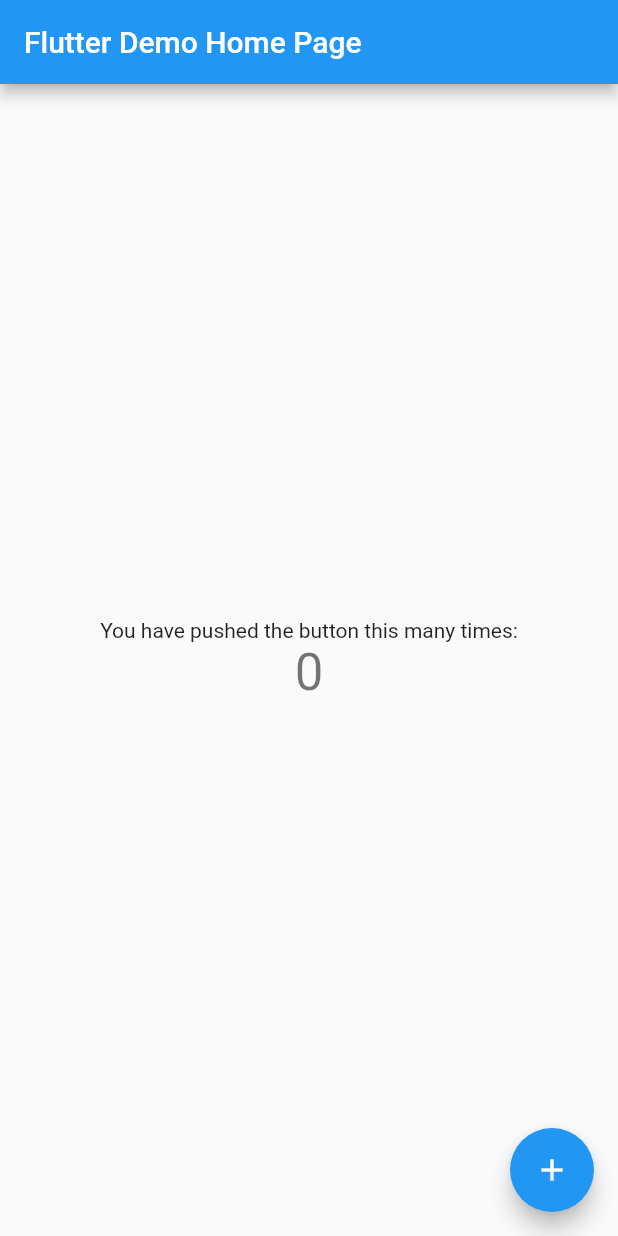
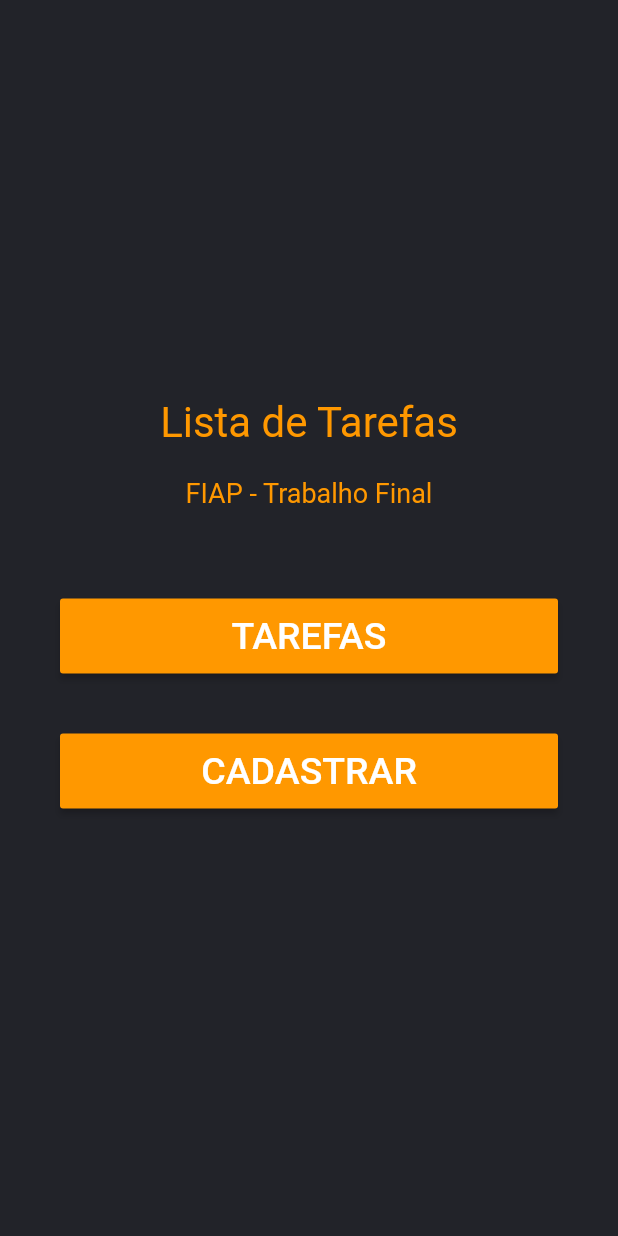
Before and after one commit to RogerPhilippe/fiap_trabalho_flutter, a Flutter app: the screen it shows after launch, on a phone screen of 412 x 824 dp. Run offline on Flutter 3.47's test engine with Material 2 defaults, Android fonts, the phone set to English and light mode, and no system bars.

Commit message:
Implementação tela menu.

```diff
--- /dev/null
+++ b/lib/helpers/Constants.dart
@@ -0,0 +1,7 @@
+import 'package:flutter/material.dart';
+
+// Strings
+const appTitle = "Fiap Trabalho Final";
+
+// Colors
+Color appDarkGreyColor = Color.fromRGBO(34, 35, 41, 1.0);
--- a/lib/main.dart
+++ b/lib/main.dart
@@ -1,117 +1,23 @@
 import 'package:flutter/material.dart';
+import 'package:flutter/rendering.dart';
+
+import 'helpers/Constants.dart';
+import 'screens/Home.dart';
 
 void main() {
-  runApp(MyApp());
+  debugPaintSizeEnabled = false;
+  runApp(_Main());
 }
 
-class MyApp extends StatelessWidget {
-  // This widget is the root of your application.
+class _Main extends StatelessWidget {
+
   @override
   Widget build(BuildContext context) {
     return MaterialApp(
-      title: 'Flutter Demo',
-      theme: ThemeData(
-        // This is the theme of your application.
-        //
-        // Try running your application with "flutter run". You'll see the
-        // application has a blue toolbar. Then, without quitting the app, try
-        // changing the primarySwatch below to Colors.green and then invoke
-        // "hot reload" (press "r" in the console where you ran "flutter run",
-        // or simply save your changes to "hot reload" in a Flutter IDE).
-        // Notice that the counter didn't reset back to zero; the application
-        // is not restarted.
-        primarySwatch: Colors.blue,
-        // This makes the visual density adapt to the platform that you run
-        // the app on. For desktop platforms, the controls will be smaller and
-        // closer together (more dense) than on mobile platforms.
-        visualDensity: VisualDensity.adaptivePlatformDensity,
-      ),
-      home: MyHomePage(title: 'Flutter Demo Home Page'),
+      title: appTitle,
+      theme: ThemeData.dark(),
+      home: Home(),
     );
   }
+
 }
-
-class MyHomePage extends StatefulWidget {
-  MyHomePage({Key key, this.title}) : super(key: key);
-
-  // This widget is the home page of your application. It is stateful, meaning
-  // that it has a State object (defined below) that contains fields that affect
-  // how it looks.
-
-  // This class is the configuration for the state. It holds the values (in this
-  // case the title) provided by the parent (in this case the App widget) and
-  // used by the build method of the State. Fields in a Widget subclass are
-  // always marked "final".
-
-  final String title;
-
-  @override
-  _MyHomePageState createState() => _MyHomePageState();
-}
-
-class _MyHomePageState extends State<MyHomePage> {
-  int _counter = 0;
-
-  void _incrementCounter() {
-    setState(() {
-      // This call to setState tells the Flutter framework that something has
-      // changed in this State, which causes it to rerun the build method below
-      // so that the display can reflect the updated values. If we changed
-      // _counter without calling setState(), then the build method would not be
-      // called again, and so nothing would appear to happen.
-      _counter++;
-    });
-  }
-
-  @override
-  Widget build(BuildContext context) {
-    // This method is rerun every time setState is called, for instance as done
-    // by the _incrementCounter method above.
-    //
-    // The Flutter framework has been optimized to make rerunning build methods
-    // fast, so that you can just rebuild anything that needs updating rather
-    // than having to individually change instances of widgets.
-    return Scaffold(
-      appBar: AppBar(
-        // Here we take the value from the MyHomePage object that was created by
-        // the App.build method, and use it to set our appbar title.
-        title: Text(widget.title),
-      ),
-      body: Center(
-        // Center is a layout widget. It takes a single child and positions it
-        // in the middle of the parent.
-        child: Column(
-          // Column is also a layout widget. It takes a list of children and
-          // arranges them vertically. By default, it sizes itself to fit its
-          // children horizontally, and tries to be as tall as its parent.
-          //
-          // Invoke "debug painting" (press "p" in the console, choose the
-          // "Toggle Debug Paint" action from the Flutter Inspector in Android
-          // Studio, or the "Toggle Debug Paint" command in Visual Studio Code)
-          // to see the wireframe for each widget.
-          //
-          // Column has various properties to control how it sizes itself and
-          // how it positions its children. Here we use mainAxisAlignment to
-          // center the children vertically; the main axis here is the vertical
-          // axis because Columns are vertical (the cross axis would be
-          // horizontal).
-          mainAxisAlignment: MainAxisAlignment.center,
-          children: <Widget>[
-            Text(
-              'You have pushed the button this many times:',
-            ),
-            Text(
-              '$_counter',
-              style: Theme.of(context).textTheme.headline4,
-            ),
-          ],
-        ),
-      ),
-      floatingActionButton: FloatingActionButton(
-        onPressed: _incrementCounter,
-        tooltip: 'Increment',
-        child: Icon(Icons.add),
-      ), // This trailing comma makes auto-formatting nicer for build methods.
-    );
-  }
-}
--- /dev/null
+++ b/lib/screens/Home.dart
@@ -0,0 +1,90 @@
+import 'package:fiap_trabalho_flutter/helpers/Constants.dart';
+import 'package:fiap_trabalho_flutter/screens/ListTasks.dart';
+import 'package:flutter/material.dart';
+
+import 'NewTask.dart';
+
+class Home extends StatefulWidget {
+  @override
+  State<StatefulWidget> createState() {
+    return _HomeState();
+  }
+}
+
+class _HomeState extends State<Home> {
+
+  @override
+  Widget build(BuildContext context) {
+
+    final GlobalKey<ScaffoldState> _scaffoldKey = new GlobalKey();
+
+    return Scaffold(
+      backgroundColor: appDarkGreyColor,
+      key: _scaffoldKey,
+      body: _buildBody(),
+    );
+  }
+
+  // Body
+  Widget _buildBody() {
+    return Stack(
+      children: <Widget>[
+        _buildContent(),
+      ],
+    );
+  }
+
+  Widget _buildContent() {
+    return Center (
+      child: SingleChildScrollView(
+        padding: EdgeInsets.only(top: 12.0, bottom: 12.0),
+        child: Column(
+          children: <Widget> [
+            _buildDefaultText("Lista de Tarefas", 28),
+            _buildDefaultText("FIAP - Trabalho Final", 18),
+            SizedBox(height: 20),
+            Container(
+              padding: EdgeInsets.fromLTRB(40.0, 20.0, 40.0, 20.0),
+              height: 90.0,
+              width: double.infinity,
+              child: _buildDefaultBtn("TAREFAS", () => {
+                Navigator.of(context).push(
+                    MaterialPageRoute(builder: (context) => ListTasks()))
+              }),
+            ),
+            Container(
+              padding: EdgeInsets.fromLTRB(40.0, 20.0, 40.0, 20.0),
+              height: 90.0,
+              width: double.infinity,
+              child: _buildDefaultBtn("CADASTRAR", () => {
+                Navigator.of(context).push(
+                    MaterialPageRoute(builder: (context) => NewTask()))
+              }),
+            ),
+          ],
+        )
+      ),
+    );
+  }
+
+  // Login btn
+  Widget _buildDefaultBtn(String text, Function func) {
+    return RaisedButton(
+        onPressed: func,
+        child: Text(
+            text,
+            style: TextStyle(color: Colors.white, fontSize: 25.0)
+        ),
+        color: Colors.orange
+    );
+  }
+
+  Widget _buildDefaultText(String text, double size) {
+    return Container(
+      padding: EdgeInsets.only(bottom: 20),
+      child: Text(text,
+          style: TextStyle(color: Colors.orange, fontSize: size)),
+    );
+  }
+
+}
```
Also changed, not shown: lib/screens/ListTasks.dart (added, +55 -0 lines), lib/screens/NewTask.dart (added, +55 -0 lines), 1 other file.
